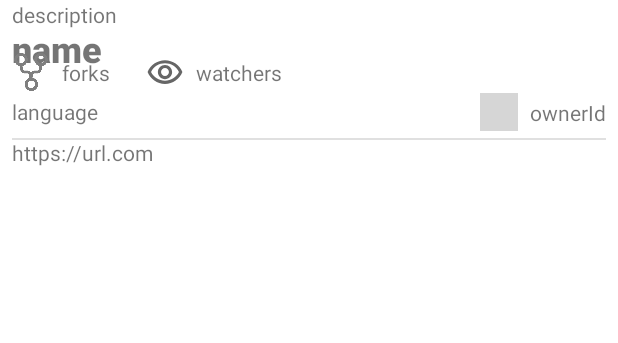
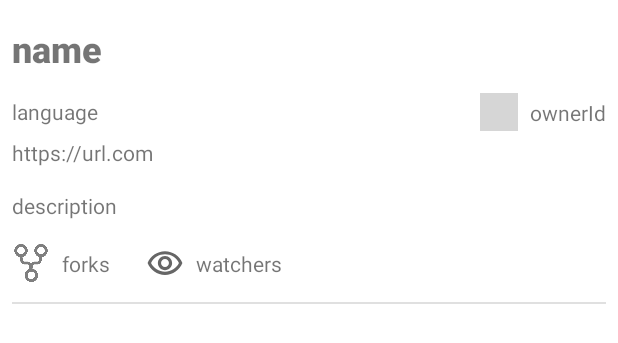
Before and after one commit to DyeonKim/GithubRepositorySearch, an Android app: the layout list_item.xml on its own in the app's theme, with its tools: preview values and no code run, on a phone screen of 412 x 824 dp. Shown: the top 343 px of the screen. Run offline under Robolectric (Android 15) with nearby library versions, the phone set to English and light mode, and no system bars; grey boxes are pictures that could not be loaded.

Commit message:
#3 style : />위치 수정

```diff
--- a/RepositorySearch/app/src/main/res/layout/list_item.xml
+++ b/RepositorySearch/app/src/main/res/layout/list_item.xml
@@ -84,10 +84,10 @@
             android:ellipsize="end"
             android:maxLines="3"
             android:text="@{item.description}"
-            tools:text="description" />
+            tools:text="description"
             app:layout_constraintEnd_toEndOf="parent"
             app:layout_constraintStart_toStartOf="parent"
-            app:layout_constraintTop_toBottomOf="@+id/tvUrl"
+            app:layout_constraintTop_toBottomOf="@+id/tvUrl" />
 
         <ImageView
             android:id="@+id/imgFork"
```
